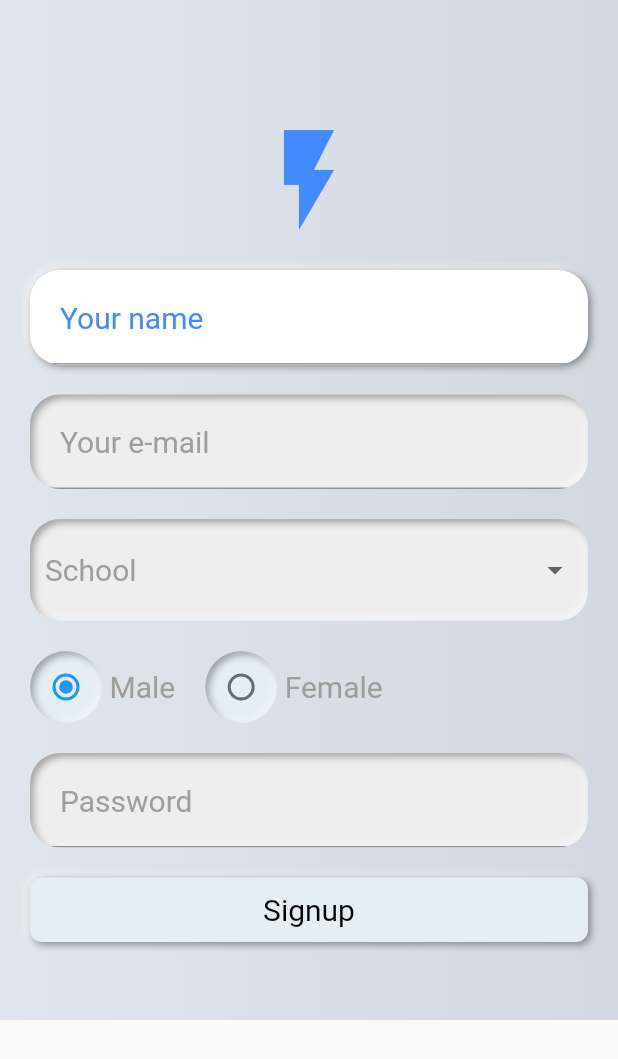
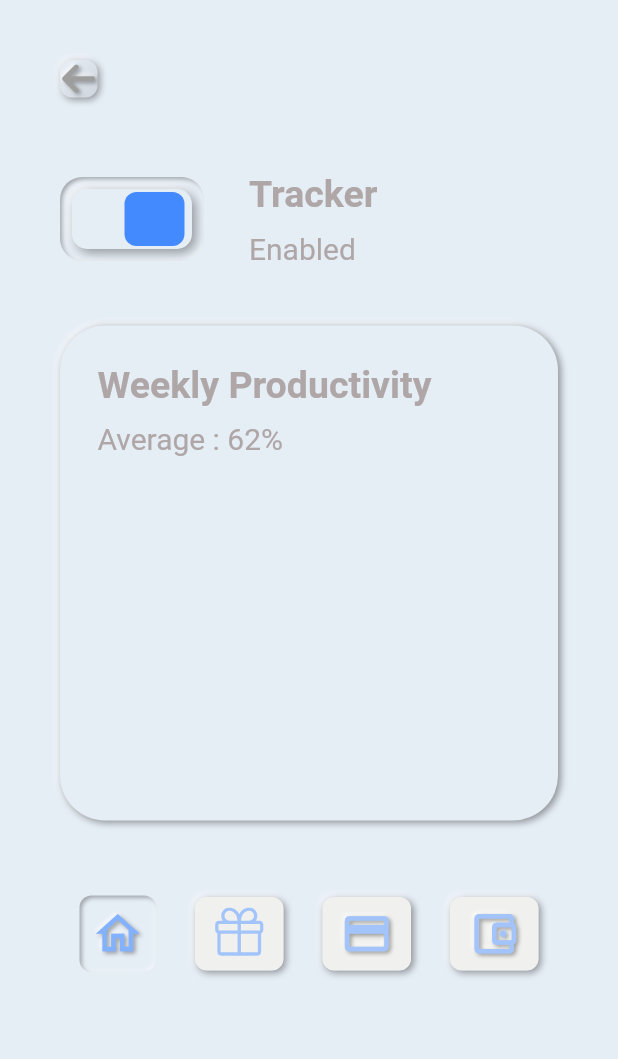
Before and after one commit to PavankalyanS7/Neumorphic-Screens-1-and-2, a Flutter app: the screen it shows after launch, on a phone screen of 412 x 824 dp. Shown: the top 1059 px of the screen. Run offline on Flutter 3.47's test engine with Material 2 defaults, Android fonts, the phone set to English and light mode, and no system bars; drawn by our look-alikes of flutter_neumorphic; our stand-ins replace flutter_font_icons.

Commit message:
working on screen 3

```diff
--- a/lib/main.dart
+++ b/lib/main.dart
@@ -1,6 +1,8 @@
 import 'package:flutter_neumorphic/flutter_neumorphic.dart';
+import 'package:neumorphic/screen3.dart';
 import 'package:neumorphic/screen_1.dart';
 import 'package:neumorphic/screen_2.dart';
+
 
 void main() {
   runApp(const MyApp());
@@ -22,6 +24,30 @@ class _MyAppState extends State<MyApp> {
             baseColor: Color(0xFFE5EDF5),
             lightSource: LightSource.topLeft,
             depth: 3),
-        home: Screen1());
+        home: Screen3());
   }
 }
+
+
+// void main() => runApp(
+//       DevicePreview(
+//         enabled: !kReleaseMode,
+//         builder: (context) => MyApp(), // Wrap your app
+//       ),
+//     );
+
+// class MyApp extends StatelessWidget {
+//   const MyApp({super.key});
+
+//   @override
+//   Widget build(BuildContext context) {
+//     return MaterialApp(
+//       useInheritedMediaQuery: true,
+//       locale: DevicePreview.locale(context),
+//       builder: DevicePreview.appBuilder,
+//       theme: ThemeData.light(),
+//       darkTheme: ThemeData.dark(),
+//       home: Screen3(),
+//     );
+//   }
+// }
--- /dev/null
+++ b/lib/screen3.dart
@@ -0,0 +1,259 @@
+import 'package:flutter_font_icons/flutter_font_icons.dart';
+import 'package:flutter_neumorphic/flutter_neumorphic.dart';
+import 'package:neumorphic/screen_2.dart';
+
+class Screen3 extends StatefulWidget {
+  const Screen3({super.key});
+
+  @override
+  State<Screen3> createState() => _Screen3State();
+}
+
+bool _isChanged = true;
+
+class _Screen3State extends State<Screen3> {
+  @override
+  Widget build(BuildContext context) {
+    return MaterialApp(
+      home: Scaffold(
+        backgroundColor: const Color(0xFFE5EDF5),
+        body: Container(
+          margin: const EdgeInsets.only(top: 40, left: 40, right: 40),
+          child: Column(
+            crossAxisAlignment: CrossAxisAlignment.start,
+            children: [
+              Neumorphic(
+                style: const NeumorphicStyle(
+                  shape: NeumorphicShape.convex,
+                ),
+                child: NeumorphicIcon(
+                  FontAwesome.arrow_left,
+                  size: 25,
+                  style: const NeumorphicStyle(
+                    color: Colors.grey,
+                  ),
+                ),
+              ),
+              const SizedBox(
+                height: 50,
+              ),
+              Row(
+                children: [
+                  InkWell(
+                    child: _isChanged ? const OnSwitch() : const OffSwitch(),
+                    onTap: () {
+                      setState(() {
+                        _isChanged = !_isChanged;
+                      });
+                    },
+                  ),
+
+                  // Neumorphic(
+                  //   style: NeumorphicStyle(
+                  //       shape: NeumorphicShape.flat,
+                  //       depth: -5,
+                  //       boxShape: NeumorphicBoxShape.roundRect(
+                  //           BorderRadius.circular(10))),
+                  //   child: Padding(
+                  //     padding: const EdgeInsets.all(5.0),
+                  //     child: NeumorphicSwitch(
+                  //       value: _isChanged,
+                  //       height: 60,
+                  //       onChanged: (value) {
+                  //         setState(() {
+                  //           _isChanged = !_isChanged;
+                  //         });
+                  //       },
+                  //       style: const NeumorphicSwitchStyle(
+                  //           activeThumbColor: Colors.blueAccent,
+                  //           inactiveThumbColor: Colors.grey,
+                  //           activeTrackColor: Colors.transparent,
+                  //           thumbDepth: 5),
+                  //     ),
+                  //   ),
+                  // ),
+                  const SizedBox(
+                    width: 30,
+                  ),
+                  Column(
+                    crossAxisAlignment: CrossAxisAlignment.start,
+                    children: const [
+                      Text(
+                        "Tracker",
+                        style: TextStyle(
+                            color: Color.fromARGB(255, 175, 167, 167),
+                            fontSize: 25,
+                            fontWeight: FontWeight.bold),
+                      ),
+                      SizedBox(
+                        height: 10,
+                      ),
+                      Text(
+                        "Enabled",
+                        style: TextStyle(
+                          color: Color.fromARGB(255, 175, 167, 167),
+                          fontSize: 20,
+                        ),
+                      ),
+                    ],
+                  )
+                ],
+              ),
+              const SizedBox(
+                height: 40,
+              ),
+              Neumorphic(
+                style: NeumorphicStyle(
+                    boxShape: NeumorphicBoxShape.roundRect(
+                        BorderRadius.circular(30))),
+                child: Padding(
+                  padding: const EdgeInsets.all(25.0),
+                  child: SizedBox(
+                    height: 280,
+                    width: double.infinity,
+                    child: Column(
+                      crossAxisAlignment: CrossAxisAlignment.start,
+                      children: const [
+                        Text(
+                          "Weekly Productivity",
+                          style: TextStyle(
+                              color: Color.fromARGB(255, 175, 167, 167),
+                              fontSize: 25,
+                              fontWeight: FontWeight.bold),
+                        ),
+                        SizedBox(
+                          height: 10,
+                        ),
+                        Text(
+                          "Average : 62%",
+                          style: TextStyle(
+                            color: Color.fromARGB(255, 175, 167, 167),
+                            fontSize: 20,
+                          ),
+                        ),
+                      ],
+                    ),
+                  ),
+                ),
+              ),
+              const SizedBox(
+                height: 50,
+              ),
+              Row(
+                mainAxisAlignment: MainAxisAlignment.spaceAround,
+                children: [
+                  Neumorphic(
+                    style: const NeumorphicStyle(depth: -3),
+                    child: Container(
+                      padding: const EdgeInsets.all(8.0),
+                      child: NeumorphicIcon(
+                        Icons.home_outlined,
+                        size: 35,
+                        style: NeumorphicStyle(color: Colors.blueAccent[100]),
+                      ),
+                    ),
+                  ),
+                  const BottomIcons(
+                    icon: Octicons.gift,
+                  ),
+                  const BottomIcons(
+                    icon: Icons.credit_card,
+                  ),
+                  const BottomIcons(
+                    icon: Icons.account_balance_wallet_outlined,
+                  ),
+                ],
+              )
+            ],
+          ),
+        ),
+      ),
+    );
+  }
+}
+
+class OnSwitch extends StatelessWidget {
+  const OnSwitch({
+    Key? key,
+  }) : super(key: key);
+
+  @override
+  Widget build(BuildContext context) {
+    return Neumorphic(
+      style: NeumorphicStyle(
+          depth: -3,
+          boxShape: NeumorphicBoxShape.roundRect(BorderRadius.circular(15))),
+      child: Padding(
+        padding: const EdgeInsets.all(8),
+        child: SizedBox(
+          height: 40,
+          child: Stack(
+            children: [
+              Neumorphic(
+                style: NeumorphicStyle(
+                    depth: 5,
+                    boxShape: NeumorphicBoxShape.roundRect(
+                        BorderRadius.circular(10))),
+                child: Container(
+                  alignment: Alignment.topRight,
+                  width: 80,
+                ),
+              ),
+              Padding(
+                padding: const EdgeInsets.fromLTRB(35, 2, 2, 2),
+                child: Container(
+                  height: 40,
+                  width: 40,
+                  decoration: BoxDecoration(
+                      color: Colors.blueAccent,
+                      borderRadius: BorderRadius.circular(8)),
+                ),
+              ),
+            ],
+          ),
+        ),
+      ),
+    );
+  }
+}
+
+class OffSwitch extends StatelessWidget {
+  const OffSwitch({
+    Key? key,
+  }) : super(key: key);
+
+  @override
+  Widget build(BuildContext context) {
+    return Neumorphic(
+      style: NeumorphicStyle(
+          depth: -3,
+          boxShape: NeumorphicBoxShape.roundRect(BorderRadius.circular(15))),
+      child: Padding(
+        padding: const EdgeInsets.all(8),
+        child: SizedBox(
+          height: 40,
+          child: Stack(
+            children: [
+              Neumorphic(
+                style: NeumorphicStyle(
+                    depth: 5,
+                    boxShape: NeumorphicBoxShape.roundRect(
+                        BorderRadius.circular(10))),
+                child: Container(
+                  alignment: Alignment.topRight,
+                  width: 80,
+                ),
+              ),
+              Container(
+                height: 40,
+                width: 40,
+                decoration: BoxDecoration(
+                    color: Colors.grey, borderRadius: BorderRadius.circular(8)),
+              ),
+            ],
+          ),
+        ),
+      ),
+    );
+  }
+}
--- a/lib/screen_1.dart
+++ b/lib/screen_1.dart
@@ -15,22 +15,8 @@ class _Screen1State extends State<Screen1> {
   Widget build(BuildContext context) {
     return MaterialApp(
       home: Scaffold(
-        body: Stack(
-          children: [
-            Container(
-              height: 680,
-              width: 500,
-              decoration: const BoxDecoration(
-                shape: BoxShape.rectangle,
-                gradient: LinearGradient(
-                  colors: [
-                    Color(0xFFE0E6ED),
-                    Color(0xFFD3D8E0),
-                  ],
-                ),
-              ),
-            ),
-            Container(
+          backgroundColor: const Color(0xFFE5EDF5),
+          body: Container(
             margin: const EdgeInsets.fromLTRB(20, 80, 20, 20),
             child: SingleChildScrollView(
               child: Column(
@@ -188,8 +174,8 @@ class _Screen1State extends State<Screen1> {
                       lightSource: LightSource.topLeft,
                       color: Colors.grey[200],
                     ),
-                      child: const TextFeilds(
-                          name: "Password", color: Colors.grey),
+                    child:
+                        const TextFeilds(name: "Password", color: Colors.grey),
                   ),
                   const SizedBox(
                     height: 20,
@@ -211,10 +197,7 @@ class _Screen1State extends State<Screen1> {
                 ],
               ),
             ),
-            )
-          ],
-        ),
-      ),
+          )),
     );
   }
 }
--- a/lib/screen_2.dart
+++ b/lib/screen_2.dart
@@ -14,9 +14,7 @@ class _Screen2State extends State<Screen2> {
     return MaterialApp(
       home: Scaffold(
         backgroundColor: const Color(0xFFE5EDF5),
-        body: Stack(
-          children: [
-            Container(
+        body: Container(
           margin: const EdgeInsets.fromLTRB(30, 30, 30, 20),
           child: Padding(
             padding: const EdgeInsets.all(8.0),
@@ -36,8 +34,8 @@ class _Screen2State extends State<Screen2> {
                 Neumorphic(
                   style: NeumorphicStyle(
                     shape: NeumorphicShape.concave,
-                        boxShape: NeumorphicBoxShape.roundRect(
-                            BorderRadius.circular(20)),
+                    boxShape:
+                        NeumorphicBoxShape.roundRect(BorderRadius.circular(20)),
                   ),
                   padding: const EdgeInsets.all(10),
                   child: Row(
@@ -136,8 +134,8 @@ class _Screen2State extends State<Screen2> {
                 Neumorphic(
                   style: NeumorphicStyle(
                     shape: NeumorphicShape.concave,
-                        boxShape: NeumorphicBoxShape.roundRect(
-                            BorderRadius.circular(20)),
+                    boxShape:
+                        NeumorphicBoxShape.roundRect(BorderRadius.circular(20)),
                     depth: 8,
                     intensity: 0.8,
                     surfaceIntensity: 0.1,
@@ -191,8 +189,7 @@ class _Screen2State extends State<Screen2> {
                         child: NeumorphicIcon(
                           Icons.home_outlined,
                           size: 35,
-                              style: NeumorphicStyle(
-                                  color: Colors.blueAccent[100]),
+                          style: NeumorphicStyle(color: Colors.blueAccent[100]),
                         ),
                       ),
                     ),
@@ -210,8 +207,6 @@ class _Screen2State extends State<Screen2> {
               ],
             ),
           ),
-            ),
-          ],
         ),
       ),
     );
--- a/pubspec.yaml
+++ b/pubspec.yaml
@@ -32,6 +32,8 @@ dependencies:
   flutter:
     sdk: flutter
   flutter_neumorphic: ^3.0.3
+  getwidget: ^ 2.0.4
+  device_preview: ^1.1.0
 
 
 
```
Also changed, not shown: pubspec.lock. Lines whose indentation alone changed are shown as unchanged.
